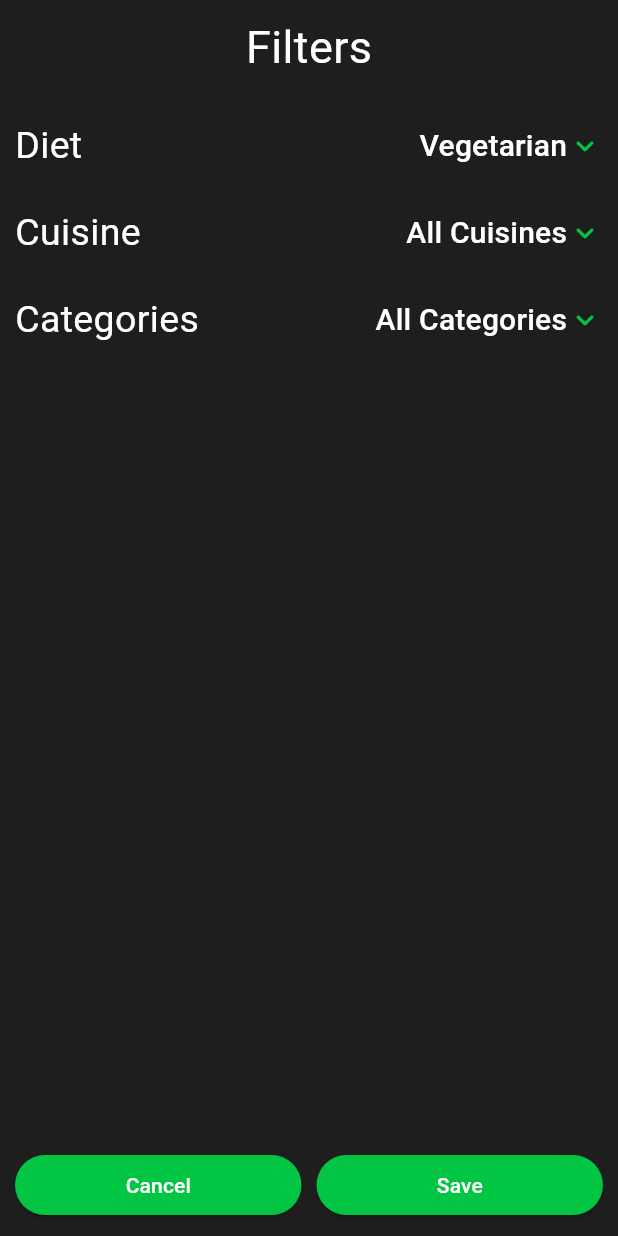
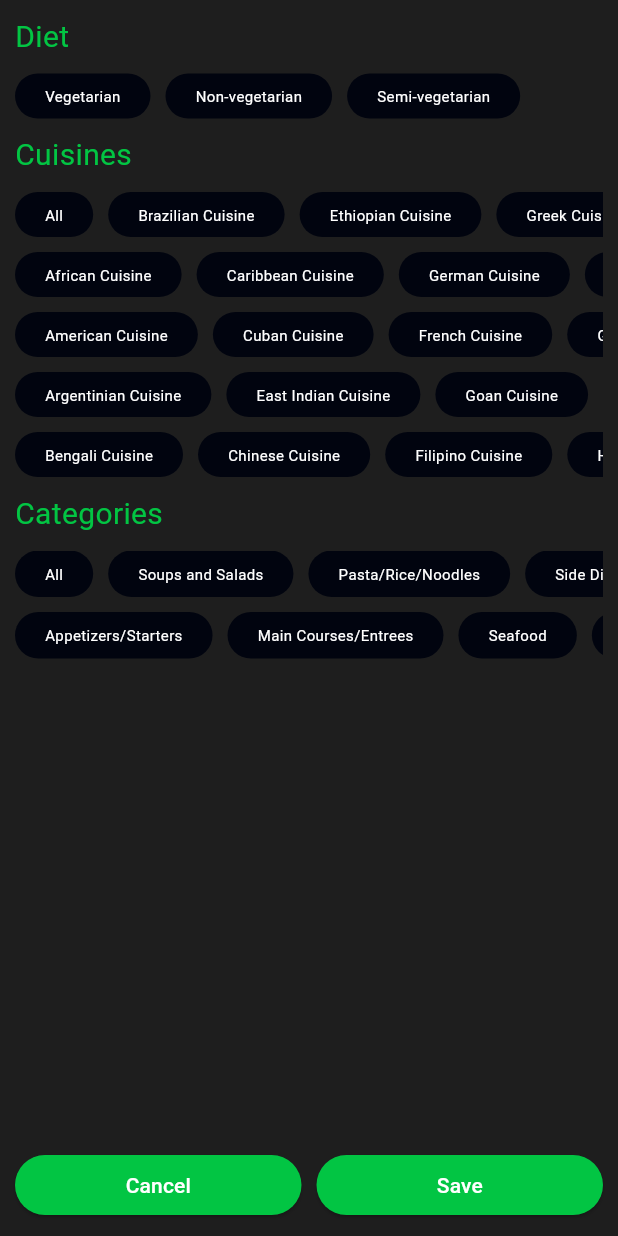
Before and after one commit to amal-tech-dev/foodies, a Flutter app: the FilterBottomSheet widget shown alone on an empty page, opened directly, on a phone screen of 412 x 824 dp. Run offline on Flutter 3.47's test engine with Material 3 defaults, Android fonts, the phone set to English and light mode, and no system bars; our stand-ins replace carousel_slider, flutter_svg, font_awesome_flutter, lottie, shared_preferences; accounts and stored records are empty.

Commit message:
edited filter_bottom_sheet

```diff
--- a/lib/database/database.dart
+++ b/lib/database/database.dart
@@ -2,14 +2,14 @@ import 'package:foodies/generated/assets.dart';
 import 'package:foodies/model/recipe_model.dart';
 
 class Database {
-  static const List<String> preferences = [
+  static const List<String> diet = [
     'Vegetarian',
     'Non-vegetarian',
     'Semi-vegetarian',
   ];
 
   static const List<String> cuisines = [
-    'All Cuisines',
+    'All',
     'African Cuisine',
     'American Cuisine',
     'Argentinian Cuisine',
@@ -63,7 +63,7 @@ class Database {
   ];
 
   static const List<String> categories = [
-    'All Categories',
+    'All',
     'Appetizers/Starters',
     'Soups and Salads',
     'Main Courses/Entrees',
--- a/lib/view/recipe_feed_screen/recipe_feed_screen.dart
+++ b/lib/view/recipe_feed_screen/recipe_feed_screen.dart
@@ -29,6 +29,7 @@ class _RecipeFeedScreenState extends State<RecipeFeedScreen> {
     isLoading = true;
     setState(() {});
     getPreference();
+    getData();
     isLoading = false;
     setState(() {});
     super.initState();
@@ -52,7 +53,7 @@ class _RecipeFeedScreenState extends State<RecipeFeedScreen> {
     }
     preferedCuisines =
         preferences.getStringList('cuisines') ?? [Database.cuisines[0]];
-    getData();
+    setState(() {});
   }
 
   // get data with preferences
@@ -80,6 +81,7 @@ class _RecipeFeedScreenState extends State<RecipeFeedScreen> {
       default:
         preferedRecipes = allRecipes;
     }
+    setState(() {});
   }
 
   @override
@@ -105,6 +107,7 @@ class _RecipeFeedScreenState extends State<RecipeFeedScreen> {
                         context: context,
                         builder: (context) => FilterBottomSheet(),
                         backgroundColor: ColorConstant.backgroundColor,
+                        showDragHandle: true,
                       );
                     },
                     child: Padding(
--- a/lib/view/recipe_feed_screen/recipe_feed_widgets/filter_bottom_sheet.dart
+++ b/lib/view/recipe_feed_screen/recipe_feed_widgets/filter_bottom_sheet.dart
@@ -1,153 +1,111 @@
 import 'package:flutter/material.dart';
+import 'package:flutter_staggered_grid_view/flutter_staggered_grid_view.dart';
 import 'package:foodies/database/database.dart';
 import 'package:foodies/utils/color_constant.dart';
 import 'package:foodies/utils/dimen_constant.dart';
+import 'package:foodies/view/recipe_feed_screen/recipe_feed_widgets/filter_item.dart';
 
 class FilterBottomSheet extends StatelessWidget {
   FilterBottomSheet({super.key});
 
   @override
   Widget build(BuildContext context) {
-    int currentIndex = 0;
     return Container(
       padding: EdgeInsets.all(
         DimenConstant.edgePadding,
       ),
       child: Column(
-        mainAxisAlignment: MainAxisAlignment.spaceBetween,
         children: [
-          Column(
-            children: [
-              Text(
-                'Filters',
-                style: TextStyle(
-                  color: ColorConstant.primaryColor,
-                  fontSize: DimenConstant.mediumText,
-                ),
-              ),
-              DimenConstant.separator,
-              DimenConstant.separator,
-              Row(
-                mainAxisAlignment: MainAxisAlignment.spaceBetween,
+          Expanded(
+            child: SingleChildScrollView(
+              child: Column(
+                crossAxisAlignment: CrossAxisAlignment.start,
                 children: [
                   Text(
                     'Diet',
                     style: TextStyle(
-                      color: ColorConstant.primaryColor,
-                      fontSize: DimenConstant.titleText,
+                      color: ColorConstant.secondaryColor,
+                      fontSize: DimenConstant.subtitleText,
                     ),
                   ),
-                  DropdownButtonHideUnderline(
-                    child: DropdownButton(
-                      value: currentIndex,
-                      alignment: Alignment.centerRight,
-                      icon: Icon(
-                        Icons.expand_more_rounded,
+                  DimenConstant.separator,
+                  SizedBox(
+                    height: 30,
+                    child: Expanded(
+                      child: ListView.separated(
+                        scrollDirection: Axis.horizontal,
+                        itemBuilder: (context, index) => FilterItem(
+                          name: Database.diet[index],
+                          isPressed: false,
+                          onPressed: () {},
+                        ),
+                        separatorBuilder: (context, index) =>
+                            DimenConstant.separator,
+                        itemCount: Database.diet.length,
                       ),
-                      iconEnabledColor: ColorConstant.secondaryColor,
-                      dropdownColor: ColorConstant.backgroundColor,
-                      items: List.generate(
-                        Database.preferences.length,
-                        (index) => DropdownMenuItem(
-                          value: index,
-                          child: Text(
-                            Database.preferences[index],
-                            style: TextStyle(
-                              color: ColorConstant.primaryColor,
-                              fontSize: DimenConstant.subtitleText,
-                            ),
-                          ),
-                        ),
+                    ),
+                  ),
+                  DimenConstant.separator,
+                  Text(
+                    'Cuisines',
+                    style: TextStyle(
+                      color: ColorConstant.secondaryColor,
+                      fontSize: DimenConstant.subtitleText,
+                    ),
+                  ),
+                  DimenConstant.separator,
+                  SizedBox(
+                    height: 190,
+                    child: MasonryGridView.builder(
+                      crossAxisSpacing: DimenConstant.edgePadding,
+                      mainAxisSpacing: DimenConstant.edgePadding,
+                      shrinkWrap: true,
+                      scrollDirection: Axis.horizontal,
+                      gridDelegate:
+                          SliverSimpleGridDelegateWithFixedCrossAxisCount(
+                        crossAxisCount: 5,
                       ),
-                      onChanged: (value) {
-                        currentIndex = value ?? currentIndex;
-                      },
+                      itemBuilder: (context, index) => FilterItem(
+                        name: Database.cuisines[index],
+                        isPressed: false,
+                        onPressed: () {},
+                      ),
+                      itemCount: Database.cuisines.length,
+                    ),
+                  ),
+                  DimenConstant.separator,
+                  Text(
+                    'Categories',
+                    style: TextStyle(
+                      color: ColorConstant.secondaryColor,
+                      fontSize: DimenConstant.subtitleText,
+                    ),
+                  ),
+                  DimenConstant.separator,
+                  SizedBox(
+                    height: 72,
+                    child: MasonryGridView.builder(
+                      crossAxisSpacing: DimenConstant.edgePadding,
+                      mainAxisSpacing: DimenConstant.edgePadding,
+                      shrinkWrap: true,
+                      scrollDirection: Axis.horizontal,
+                      gridDelegate:
+                          SliverSimpleGridDelegateWithFixedCrossAxisCount(
+                        crossAxisCount: 2,
+                      ),
+                      itemBuilder: (context, index) => FilterItem(
+                        name: Database.categories[index],
+                        isPressed: false,
+                        onPressed: () {},
+                      ),
+                      itemCount: Database.categories.length,
                     ),
                   ),
                 ],
               ),
-              DimenConstant.separator,
-              Row(
-                mainAxisAlignment: MainAxisAlignment.spaceBetween,
-                children: [
-                  Text(
-                    'Cuisine',
-                    style: TextStyle(
-                      color: ColorConstant.primaryColor,
-                      fontSize: DimenConstant.titleText,
-                    ),
-                  ),
-                  DropdownButtonHideUnderline(
-                    child: DropdownButton(
-                      value: currentIndex,
-                      alignment: Alignment.centerRight,
-                      icon: Icon(
-                        Icons.expand_more_rounded,
-                      ),
-                      iconEnabledColor: ColorConstant.secondaryColor,
-                      dropdownColor: ColorConstant.backgroundColor,
-                      items: List.generate(
-                        Database.cuisines.length,
-                        (index) => DropdownMenuItem(
-                          value: index,
-                          child: Text(
-                            Database.cuisines[index],
-                            style: TextStyle(
-                              color: ColorConstant.primaryColor,
-                              fontSize: DimenConstant.subtitleText,
-                            ),
-                          ),
-                        ),
-                      ),
-                      onChanged: (value) {
-                        currentIndex = value ?? currentIndex;
-                      },
-                    ),
-                  ),
-                ],
-              ),
-              DimenConstant.separator,
-              Row(
-                mainAxisAlignment: MainAxisAlignment.spaceBetween,
-                children: [
-                  Text(
-                    'Categories',
-                    style: TextStyle(
-                      color: ColorConstant.primaryColor,
-                      fontSize: DimenConstant.titleText,
-                    ),
-                  ),
-                  DropdownButtonHideUnderline(
-                    child: DropdownButton(
-                      value: currentIndex,
-                      alignment: Alignment.centerRight,
-                      icon: Icon(
-                        Icons.expand_more_rounded,
-                      ),
-                      iconEnabledColor: ColorConstant.secondaryColor,
-                      dropdownColor: ColorConstant.backgroundColor,
-                      items: List.generate(
-                        Database.categories.length,
-                        (index) => DropdownMenuItem(
-                          value: index,
-                          child: Text(
-                            Database.categories[index],
-                            style: TextStyle(
-                              color: ColorConstant.primaryColor,
-                              fontSize: DimenConstant.subtitleText,
-                            ),
-                          ),
-                        ),
-                      ),
-                      onChanged: (value) {
-                        currentIndex = value ?? currentIndex;
-                      },
-                    ),
-                  ),
-                ],
-              ),
-            ],
+            ),
           ),
+          DimenConstant.separator,
           Row(
             children: [
               Expanded(
@@ -184,7 +142,7 @@ class FilterBottomSheet extends StatelessWidget {
                 ),
               ),
             ],
-          )
+          ),
         ],
       ),
     );
--- /dev/null
+++ b/lib/view/recipe_feed_screen/recipe_feed_widgets/filter_item.dart
@@ -0,0 +1,43 @@
+import 'package:flutter/material.dart';
+import 'package:foodies/utils/color_constant.dart';
+import 'package:foodies/utils/dimen_constant.dart';
+
+class FilterItem extends StatelessWidget {
+  String name;
+  bool isPressed;
+  VoidCallback onPressed;
+
+  FilterItem({
+    super.key,
+    required this.name,
+    required this.isPressed,
+    required this.onPressed,
+  });
+
+  @override
+  Widget build(BuildContext context) {
+    return InkWell(
+      onTap: onPressed,
+      child: Container(
+        padding: EdgeInsets.symmetric(
+          horizontal: DimenConstant.edgePadding * 2,
+        ),
+        decoration: BoxDecoration(
+          color: isPressed
+              ? ColorConstant.secondaryColor
+              : ColorConstant.tertiaryColor,
+          borderRadius: BorderRadius.circular(100),
+        ),
+        child: Center(
+          child: Text(
+            name,
+            style: TextStyle(
+              color: ColorConstant.primaryColor,
+              fontSize: DimenConstant.extraSmallText,
+            ),
+          ),
+        ),
+      ),
+    );
+  }
+}
--- a/lib/view/select_cuisine_screen/select_cuisine_screen.dart
+++ b/lib/view/select_cuisine_screen/select_cuisine_screen.dart
@@ -1,4 +1,5 @@
 import 'package:flutter/material.dart';
+import 'package:flutter_staggered_grid_view/flutter_staggered_grid_view.dart';
 import 'package:foodies/controller/cuisine_controller.dart';
 import 'package:foodies/database/database.dart';
 import 'package:foodies/utils/color_constant.dart';
@@ -40,11 +41,11 @@ class SelectCuisineScreen extends StatelessWidget {
               ),
             ),
             Expanded(
-              child: GridView.builder(
-                gridDelegate: SliverGridDelegateWithFixedCrossAxisCount(
+              child: MasonryGridView.builder(
+                crossAxisSpacing: DimenConstant.edgePadding,
+                mainAxisSpacing: DimenConstant.edgePadding,
+                gridDelegate: SliverSimpleGridDelegateWithFixedCrossAxisCount(
                   crossAxisCount: 3,
-                  crossAxisSpacing: DimenConstant.edgePadding,
-                  mainAxisSpacing: DimenConstant.edgePadding,
                 ),
                 itemBuilder: (context, index) => CuisineTile(
                   name: Database.cuisines[index],
--- a/pubspec.yaml
+++ b/pubspec.yaml
@@ -15,6 +15,7 @@ dependencies:
   lottie: ^2.7.0
   provider: ^6.1.1
   shared_preferences: ^2.2.2
+  flutter_staggered_grid_view: ^0.7.0
 
 dev_dependencies:
   flutter_test:
```
Also changed, not shown: lib/main.dart (+6 -5 lines), pubspec.lock.
